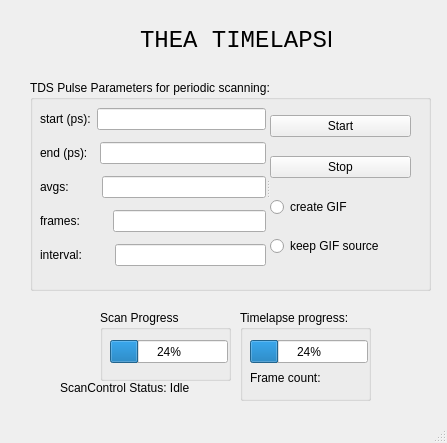
This is View/Designer/periodicMeasurementUI.ui in Srinivas-Ganti/TQC as Qt 5 draws it before an edit. The edited form follows.
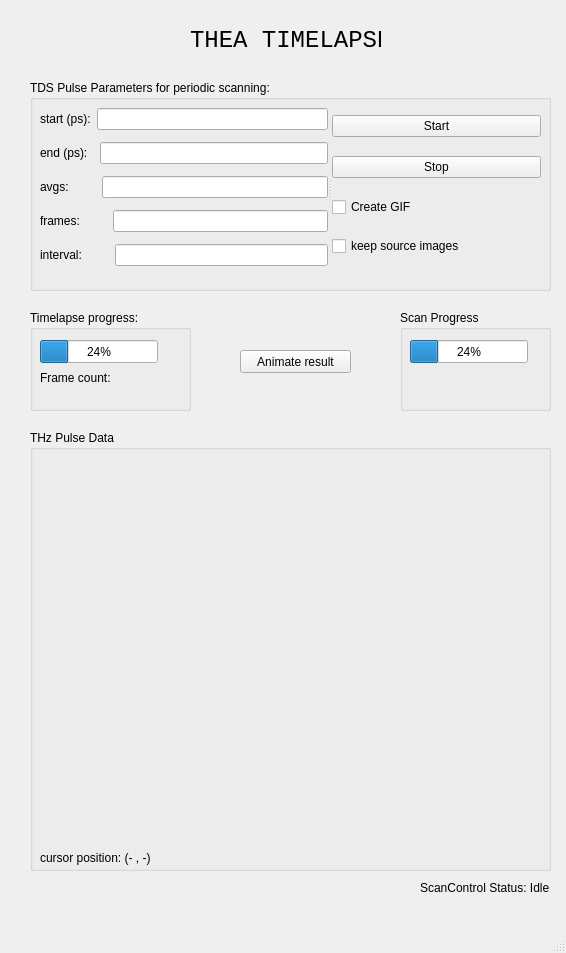
This is the edited form. Custom widgets are drawn as their Qt base class.

Commit message: modify animate btn layout

Patch:
```diff
--- a/View/Designer/periodicMeasurementUI.ui
+++ b/View/Designer/periodicMeasurementUI.ui
@@ -9,8 +9,8 @@
    <rect>
     <x>0</x>
     <y>0</y>
-    <width>447</width>
-    <height>443</height>
+    <width>566</width>
+    <height>953</height>
    </rect>
   </property>
   <property name="windowTitle">
@@ -22,7 +22,7 @@
      <rect>
       <x>30</x>
       <y>80</y>
-      <width>401</width>
+      <width>521</width>
       <height>211</height>
      </rect>
     </property>
@@ -34,7 +34,7 @@
       <rect>
        <x>10</x>
        <y>22</y>
-       <width>371</width>
+       <width>501</width>
        <height>171</height>
       </rect>
      </property>
@@ -135,19 +135,16 @@
         </widget>
        </item>
        <item>
-        <widget class="QRadioButton" name="radioBtnCreateGIF">
+        <widget class="QCheckBox" name="checkBoxCreateGIF">
          <property name="text">
-          <string>create GIF</string>
+          <string>Create GIF</string>
          </property>
         </widget>
        </item>
        <item>
-        <widget class="QRadioButton" name="radioBtnKeepGIFSource">
-         <property name="enabled">
-          <bool>true</bool>
-         </property>
+        <widget class="QCheckBox" name="checkBox_keepSrcImgs">
          <property name="text">
-          <string>keep GIF source</string>
+          <string>keep source images</string>
          </property>
         </widget>
        </item>
@@ -158,7 +155,7 @@
    <widget class="QLabel" name="label">
     <property name="geometry">
      <rect>
-      <x>140</x>
+      <x>190</x>
       <y>20</y>
       <width>191</width>
       <height>41</height>
@@ -177,8 +174,8 @@
    <widget class="QLabel" name="lblStatus">
     <property name="geometry">
      <rect>
-      <x>60</x>
-      <y>380</y>
+      <x>420</x>
+      <y>880</y>
       <width>131</width>
       <height>16</height>
      </rect>
@@ -190,10 +187,10 @@
    <widget class="QGroupBox" name="groupBox">
     <property name="geometry">
      <rect>
-      <x>240</x>
+      <x>30</x>
       <y>310</y>
-      <width>131</width>
-      <height>91</height>
+      <width>161</width>
+      <height>101</height>
      </rect>
     </property>
     <property name="title">
@@ -226,13 +223,62 @@
      </property>
     </widget>
    </widget>
+   <widget class="QGroupBox" name="gLivePlot">
+    <property name="geometry">
+     <rect>
+      <x>30</x>
+      <y>430</y>
+      <width>521</width>
+      <height>441</height>
+     </rect>
+    </property>
+    <property name="title">
+     <string>THz Pulse Data</string>
+    </property>
+    <widget class="PlotWidget" name="livePlot" native="true">
+     <property name="geometry">
+      <rect>
+       <x>10</x>
+       <y>30</y>
+       <width>491</width>
+       <height>391</height>
+      </rect>
+     </property>
+    </widget>
+    <widget class="QLabel" name="xyLabel">
+     <property name="geometry">
+      <rect>
+       <x>10</x>
+       <y>420</y>
+       <width>191</width>
+       <height>16</height>
+      </rect>
+     </property>
+     <property name="text">
+      <string>cursor position: (- , -)</string>
+     </property>
+    </widget>
+   </widget>
+   <widget class="QPushButton" name="btnAnimateResult">
+    <property name="geometry">
+     <rect>
+      <x>240</x>
+      <y>350</y>
+      <width>111</width>
+      <height>23</height>
+     </rect>
+    </property>
+    <property name="text">
+     <string>Animate result</string>
+    </property>
+   </widget>
    <widget class="QGroupBox" name="groupBox_2">
     <property name="geometry">
      <rect>
-      <x>100</x>
+      <x>400</x>
       <y>310</y>
-      <width>131</width>
-      <height>71</height>
+      <width>151</width>
+      <height>101</height>
      </rect>
     </property>
     <property name="title">
@@ -255,6 +301,14 @@
   </widget>
   <widget class="QStatusBar" name="statusbar"/>
  </widget>
+ <customwidgets>
+  <customwidget>
+   <class>PlotWidget</class>
+   <extends>QWidget</extends>
+   <header location="global">pyqtgraph</header>
+   <container>1</container>
+  </customwidget>
+ </customwidgets>
  <resources/>
  <connections/>
 </ui>
```
